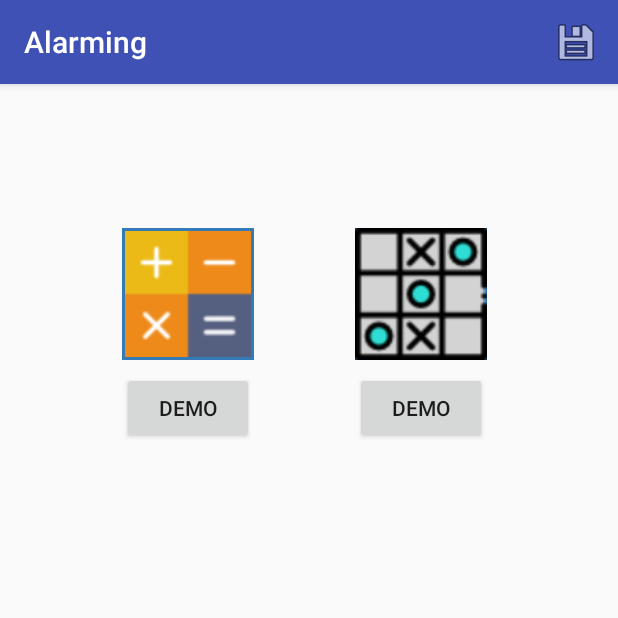
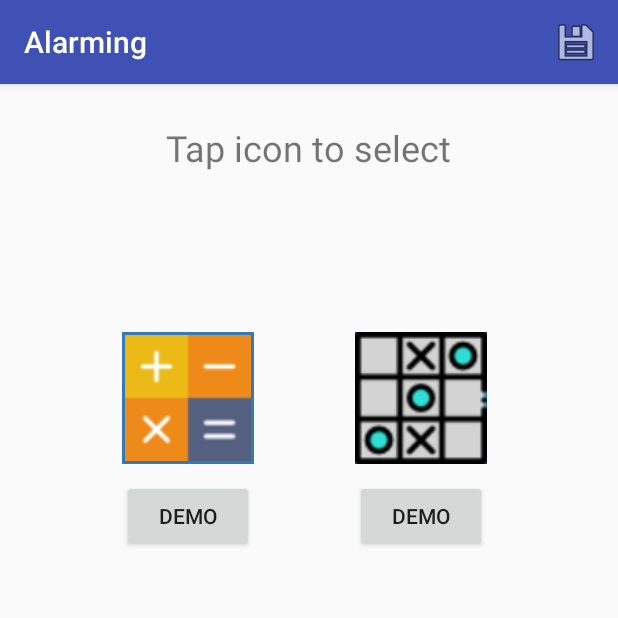
Before and after one commit to lock14/alarming, an Android app: the EditObjective screen opened directly, with no data from a screen before it, on a phone screen of 412 x 824 dp, the top half of it. Run offline under Robolectric (Android 15) with nearby library versions, the phone set to English and light mode, and no system bars.

Commit message:
edited EditObjective and the # of wins message

```diff
--- a/app/src/main/java/cs371m/alarming/MathObjective.java
+++ b/app/src/main/java/cs371m/alarming/MathObjective.java
@@ -43,7 +43,7 @@ public class MathObjective extends AppCompatActivity {
         if (answer == operator.doOperation(operand1, operand2)) {
             --completion_count;
             if (!demoMode && completion_count == 0) {
-                completionTextView.setText("Need 3 objective wins to disable, currently have " + (3 - completion_count) + ".");
+                completionTextView.setText("Need "+(3 - completion_count)+" objective wins to disable.");
                 Intent result = new Intent();
                 setResult(Activity.RESULT_OK, result);
                 finish();
--- a/app/src/main/java/cs371m/alarming/TicTacToeObjective.java
+++ b/app/src/main/java/cs371m/alarming/TicTacToeObjective.java
@@ -39,7 +39,7 @@ public class TicTacToeObjective extends AppCompatActivity {
         mDemoMode =  intent.getBooleanExtra(getString(R.string.objective_demo_mode), false);
         mCompletionTextView = (TextView) findViewById(R.id.tictactoe_objective_completions);
         if (!mDemoMode) {
-            mCompletionTextView.setText("Need 3 objective wins to disable, currently have " + mNumWins + ".");
+            mCompletionTextView.setText("Need "+(3 - mNumWins)+" objective wins to disable.");
         } else {
             mCompletionTextView.setText("DEMO");
         }
@@ -103,7 +103,7 @@ public class TicTacToeObjective extends AppCompatActivity {
                     mGameOver = true;
                     if (!mDemoMode) {
                         ++mNumWins;
-                        mCompletionTextView.setText("Need 3 objective wins to disable, currently have " + mNumWins + ".");
+                        mCompletionTextView.setText("Need "+ (3 - mNumWins) +" objective wins to disable.");
                         if (mNumWins > 2) {
                             Intent result = new Intent();
                             mNumWins = 0;
--- a/app/src/main/res/layout/activity_edit_objective.xml
+++ b/app/src/main/res/layout/activity_edit_objective.xml
@@ -21,7 +21,7 @@
         app:layout_constraintHorizontal_bias="0.239"
         app:layout_constraintRight_toRightOf="parent"
         app:layout_constraintTop_toTopOf="parent"
-        app:layout_constraintVertical_bias="0.261"
+        app:layout_constraintVertical_bias="0.364"
         app:layout_constraintLeft_toLeftOf="parent" />
 
     <Button
@@ -39,7 +39,7 @@
         app:layout_constraintLeft_toLeftOf="parent"
         app:layout_constraintRight_toRightOf="parent"
         app:layout_constraintTop_toTopOf="parent"
-        app:layout_constraintVertical_bias="0.261" />
+        app:layout_constraintVertical_bias="0.364" />
 
     <ImageView
         android:id="@+id/math_img_view"
@@ -55,10 +55,10 @@
         app:layout_constraintRight_toRightOf="parent"
         android:layout_marginLeft="8dp"
         app:layout_constraintLeft_toLeftOf="parent"
-        app:layout_constraintTop_toTopOf="parent"
         android:layout_marginTop="8dp"
         app:layout_constraintHorizontal_bias="0.239"
-        app:layout_constraintVertical_bias="1.0" />
+        app:layout_constraintVertical_bias="0.973"
+        app:layout_constraintTop_toBottomOf="@+id/textView" />
 
     <ImageView
         android:id="@+id/tic_tac_toe_img_view"
@@ -75,8 +75,22 @@
         app:layout_constraintHorizontal_bias="0.742"
         app:layout_constraintLeft_toLeftOf="parent"
         app:layout_constraintRight_toRightOf="parent"
+        app:layout_constraintVertical_bias="0.973"
+        app:srcCompat="@drawable/tic_tac_toe"
+        app:layout_constraintTop_toBottomOf="@+id/textView" />
+
+    <TextView
+        android:id="@+id/textView"
+        android:layout_width="212dp"
+        android:layout_height="37dp"
+        android:layout_marginLeft="8dp"
+        android:layout_marginTop="26dp"
+        android:text="Tap icon to select"
+        android:textAlignment="center"
+        android:textSize="24sp"
+        app:layout_constraintLeft_toLeftOf="parent"
+        app:layout_constraintRight_toRightOf="parent"
         app:layout_constraintTop_toTopOf="parent"
-        app:layout_constraintVertical_bias="1.0"
-        app:srcCompat="@drawable/tic_tac_toe" />
+        app:layout_constraintHorizontal_bias="0.475" />
 
 </android.support.constraint.ConstraintLayout>
```
